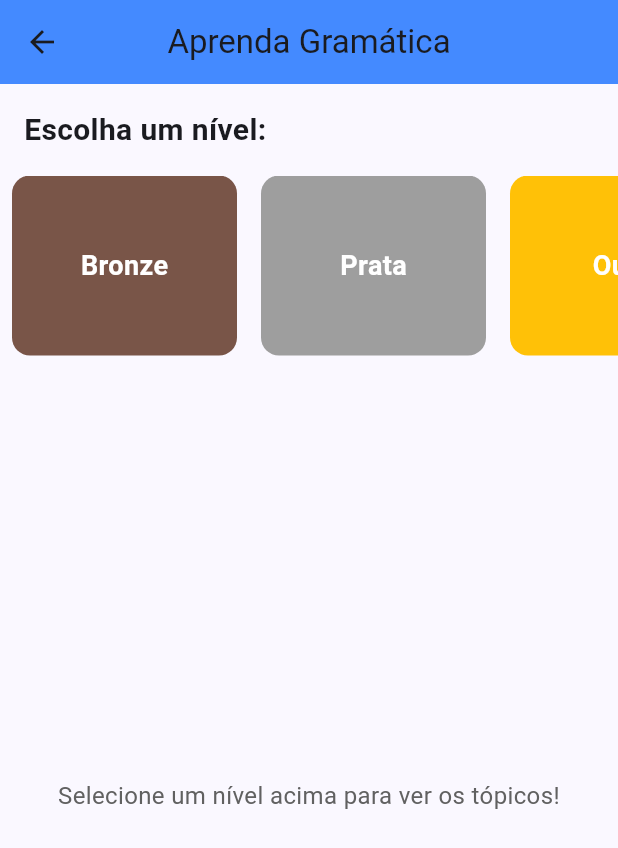
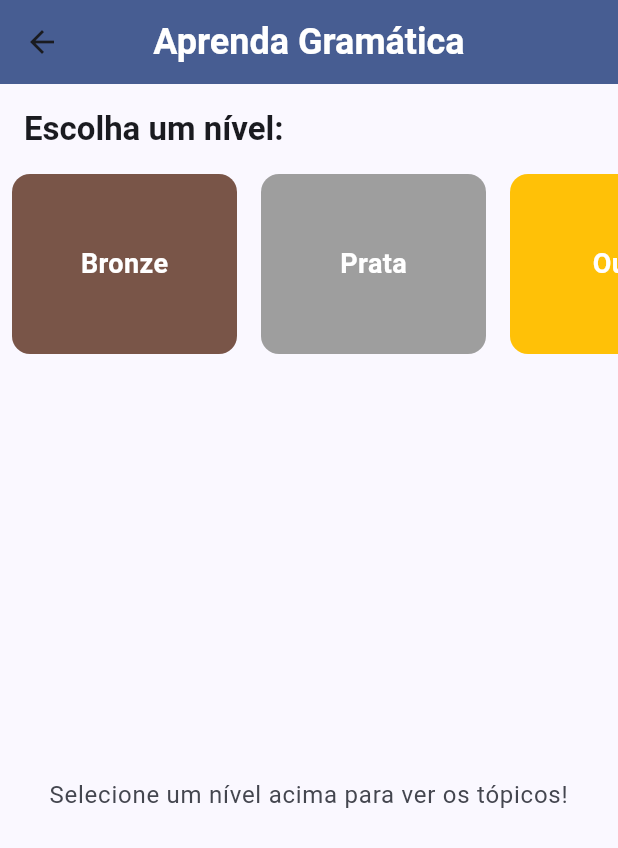
Before and after one commit to JoaoGuilhermeMA/fluent_chat, a Flutter app: the GrammarScreen screen opened directly, on a phone screen of 412 x 824 dp. Shown: the top 848 px of the screen. Run offline on Flutter 3.47's test engine with Material 3 defaults, Android fonts, the phone set to English and light mode, and no system bars; our stand-ins replace avatar_glow, cached_network_image, cloud_firestore, firebase_auth, firebase_core, firebase_storage and 6 more; missing offline and left inert: crossword_generator, highlight_text, translator; accounts and stored records are empty; network calls fail; Roboto replaces fonts that are missing (Roboto Flex).

Commit message:
refatorando o codigo

```diff
--- a/lib/presentation/page/cursos/gramatica_screen.dart
+++ b/lib/presentation/page/cursos/gramatica_screen.dart
@@ -23,22 +23,33 @@ class _GrammarScreenState extends State<GrammarScreen> {
 
   @override
   Widget build(BuildContext context) {
+    final colorScheme = Theme.of(context).colorScheme;
+    final textTheme = Theme.of(context).textTheme;
     final gramaticaRepository = Provider.of<GramaticaRepository>(context);
 
     return Scaffold(
       appBar: AppBar(
-        title: const Text('Aprenda Gramática'),
+        title: Text(
+          'Aprenda Gramática',
+          style: textTheme.headlineSmall?.copyWith(
+            color: colorScheme.onPrimary,
+            fontWeight: FontWeight.bold,
+          ),
+        ),
         centerTitle: true,
-        backgroundColor: Colors.blueAccent,
+        backgroundColor: colorScheme.primary,
       ),
       body: Column(
         crossAxisAlignment: CrossAxisAlignment.start,
         children: [
-          const Padding(
-            padding: EdgeInsets.all(16.0),
+          Padding(
+            padding: const EdgeInsets.all(16.0),
             child: Text(
               'Escolha um nível:',
-              style: TextStyle(fontSize: 20, fontWeight: FontWeight.bold),
+              style: textTheme.titleLarge?.copyWith(
+                color: colorScheme.onSurface,
+                fontWeight: FontWeight.bold,
+              ),
             ),
           ),
           // Horizontal rank selector
@@ -65,11 +76,11 @@ class _GrammarScreenState extends State<GrammarScreen> {
                     margin: const EdgeInsets.symmetric(horizontal: 8.0),
                     padding: const EdgeInsets.all(16.0),
                     decoration: BoxDecoration(
-                      color: rankColors[rank] ?? Colors.blue,
+                      color: rankColors[rank] ?? colorScheme.primary,
                       borderRadius: BorderRadius.circular(12),
                       border: Border.all(
                         color: selectedRank == rank
-                            ? Colors.black
+                            ? colorScheme.onPrimary
                             : Colors.transparent,
                         width: 2,
                       ),
@@ -78,8 +89,8 @@ class _GrammarScreenState extends State<GrammarScreen> {
                     child: Center(
                       child: Text(
                         rank,
-                        style: const TextStyle(
-                          color: Colors.white,
+                        style: TextStyle(
+                          color: colorScheme.onPrimary,
                           fontWeight: FontWeight.bold,
                           fontSize: 18,
                         ),
@@ -96,15 +107,18 @@ class _GrammarScreenState extends State<GrammarScreen> {
                 ? Center(
                     child: Text(
                       'Selecione um nível acima para ver os tópicos!',
-                      style: TextStyle(
-                        fontSize: 16,
-                        color: Colors.grey[700],
+                      style: textTheme.bodyLarge?.copyWith(
+                        color: colorScheme.onSurfaceVariant,
                       ),
                       textAlign: TextAlign.center,
                     ),
                   )
                 : topicos == null
-                    ? const Center(child: CircularProgressIndicator())
+                    ? Center(
+                        child: CircularProgressIndicator(
+                          color: colorScheme.primary,
+                        ),
+                      )
                     : Padding(
                         padding: const EdgeInsets.all(16.0),
                         child: Column(
@@ -112,8 +126,8 @@ class _GrammarScreenState extends State<GrammarScreen> {
                           children: [
                             Text(
                               'Tópicos de ${selectedRank!}:',
-                              style: const TextStyle(
-                                fontSize: 20,
+                              style: textTheme.titleLarge?.copyWith(
+                                color: colorScheme.onSurface,
                                 fontWeight: FontWeight.bold,
                               ),
                             ),
@@ -124,10 +138,26 @@ class _GrammarScreenState extends State<GrammarScreen> {
                                 itemBuilder: (context, index) {
                                   final topico = topicos![index];
                                   return Card(
+                                    elevation: 4.0,
+                                    color: colorScheme.surfaceVariant,
                                     child: ListTile(
-                                      title: Text(topico.title),
-                                      subtitle: Text(topico.description),
-                                      trailing: const Icon(Icons.arrow_forward),
+                                      title: Text(
+                                        topico.title,
+                                        style: textTheme.titleMedium?.copyWith(
+                                          color: colorScheme.onSurfaceVariant,
+                                        ),
+                                      ),
+                                      subtitle: Text(
+                                        topico.description,
+                                        style: textTheme.bodyMedium?.copyWith(
+                                          color: colorScheme.onSurfaceVariant
+                                              .withOpacity(0.8),
+                                        ),
+                                      ),
+                                      trailing: Icon(
+                                        Icons.arrow_forward,
+                                        color: colorScheme.onSurfaceVariant,
+                                      ),
                                       onTap: () {
                                         // Navega para a tela de detalhes do tópico
                                         Navigator.push(
```
Also changed, not shown: lib/presentation/page/cursos/palavra_cruzada_tela.dart (+39 -7 lines), lib/presentation/page/cursos/topico_detail_screen.dart (+51 -23 lines).
